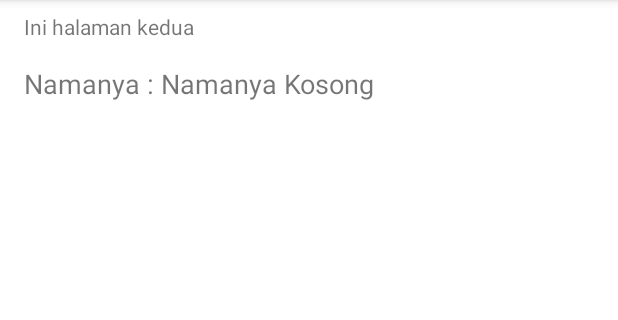
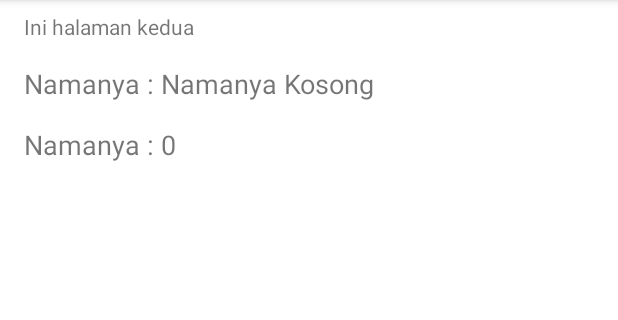
Before and after one commit to Musnadil/Chapter3NavigationComponent, an Android app: the FragmentKetiga screen opened through its navigation route, on a phone screen of 412 x 824 dp, the part 84-404 px from its top. Run offline under Robolectric (Android 15) with nearby library versions, the phone set to English and light mode, and no system bars.

Commit message:
adding more edit text

```diff
--- a/app/build.gradle
+++ b/app/build.gradle
@@ -1,7 +1,7 @@
 plugins {
     id 'com.android.application'
     id 'org.jetbrains.kotlin.android'
-    id("androidx.navigation.safeargs.kotlin")
+    id 'androidx.navigation.safeargs'
 
 }
 
--- a/app/src/main/java/com/musnadil/chapter3navigationcomponent/FragmentKedua.kt
+++ b/app/src/main/java/com/musnadil/chapter3navigationcomponent/FragmentKedua.kt
@@ -31,7 +31,9 @@ class FragmentKedua : Fragment() {
             if(binding.etName.text.isNullOrEmpty()){
                 Toast.makeText(requireContext(),"Kolom Nama masih kosong",Toast.LENGTH_LONG).show()
             }else{
-                val actionToFragmentKetiga = FragmentKeduaDirections.actionFragmentKeduaToFragmentKetiga(binding.etName.text.toString())
+                val actionToFragmentKetiga = FragmentKeduaDirections.actionFragmentKeduaToFragmentKetiga()
+                actionToFragmentKetiga.name = binding.etName.text.toString()
+                actionToFragmentKetiga.usia = binding.etUsia.text.toString().toInt()
                 view.findNavController().navigate(actionToFragmentKetiga)
             }
         }
--- a/app/src/main/java/com/musnadil/chapter3navigationcomponent/FragmentKetiga.kt
+++ b/app/src/main/java/com/musnadil/chapter3navigationcomponent/FragmentKetiga.kt
@@ -23,7 +23,10 @@ class FragmentKetiga : Fragment() {
     override fun onViewCreated(view: View, savedInstanceState: Bundle?) {
         super.onViewCreated(view, savedInstanceState)
         val aName = FragmentKetigaArgs.fromBundle(arguments as Bundle).name
+        val aUsia = FragmentKetigaArgs.fromBundle(arguments as Bundle).usia
         binding.tvNama.text = "Namanya : $aName"
+        binding.tvUsia.text = "Namanya : $aUsia"
+
     }
 
     override fun onDestroy() {
--- a/app/src/main/res/layout/fragment_ketiga.xml
+++ b/app/src/main/res/layout/fragment_ketiga.xml
@@ -22,4 +22,12 @@
         android:layout_marginTop="16dp"
         android:text="Nama kamu"
         android:textSize="18sp"/>
+    <TextView
+        android:id="@+id/tvUsia"
+        android:layout_width="match_parent"
+        android:layout_height="wrap_content"
+        android:layout_marginHorizontal="16dp"
+        android:layout_marginTop="16dp"
+        android:text="Usia kamu"
+        android:textSize="18sp"/>
 </LinearLayout>
--- a/app/src/main/res/navigation/main_navigation.xml
+++ b/app/src/main/res/navigation/main_navigation.xml
@@ -33,5 +33,9 @@
             app:argType="string"
             app:nullable="true"
             android:defaultValue="Namanya Kosong" />
+        <argument
+            android:name="usia"
+            app:argType="integer"
+            android:defaultValue="0" />
     </fragment>
 </navigation>
```
Also changed, not shown: app/src/main/res/layout/fragment_kedua.xml (+9 -0 lines).
